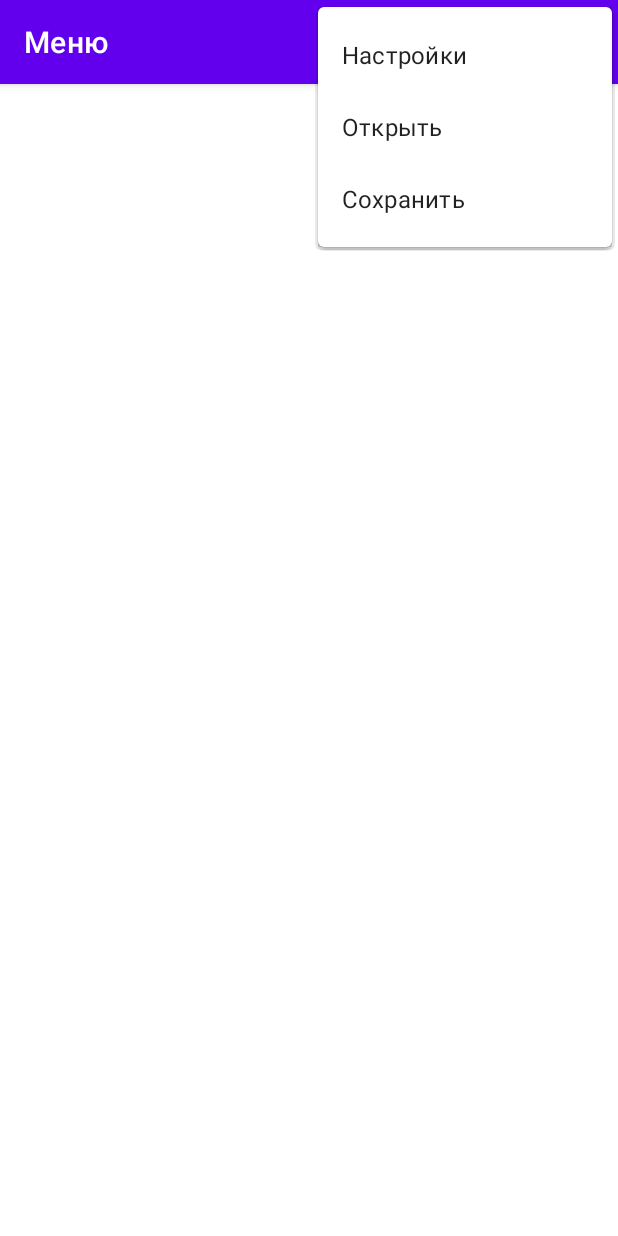
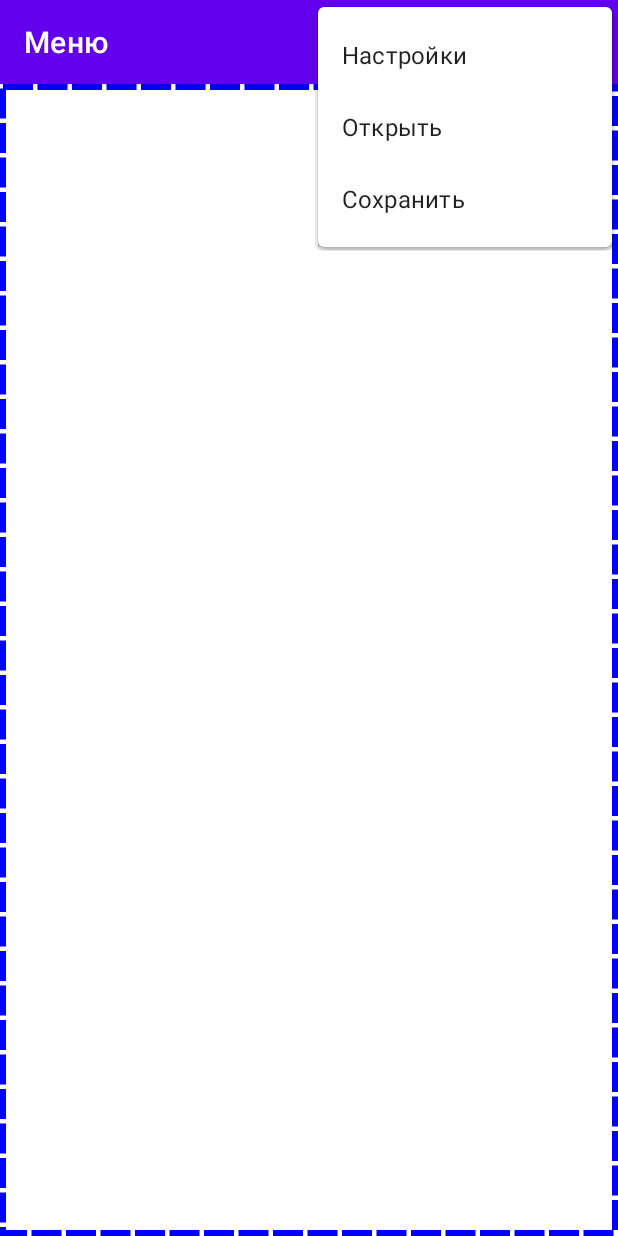
Before and after one commit to HeapGeap/PMD, an Android app: the MenuActivity screen opened directly, with no data from a screen before it, with the options menu open, on a phone screen of 412 x 824 dp. Run offline under Robolectric (Android 15) with nearby library versions, the phone set to English and light mode, and no system bars.

Commit message:
lab5 Shape

```diff
--- /dev/null
+++ b/app/src/main/res/drawable/rect.xml
@@ -0,0 +1,11 @@
+<?xml version="1.0" encoding="utf-8"?>
+<shape
+    xmlns:android="http://schemas.android.com/apk/res/android"
+    android:shape="rectangle">
+    <stroke
+        android:width="4dp"
+        android:color="#0000FF"
+        android:dashWidth="20dp"
+        android:dashGap="3dp">
+    </stroke>
+</shape>
--- /dev/null
+++ b/app/src/main/res/drawable/shape.xml
@@ -0,0 +1,10 @@
+<?xml version="1.0" encoding="utf-8"?>
+<shape
+    xmlns:android="http://schemas.android.com/apk/res/android"
+    android:shape="oval"
+    android:id = "@+id/ssshape">
+    <stroke
+        android:width="10dp"
+        android:color="#FFFFFF">
+    </stroke>
+</shape>
--- a/app/src/main/res/layout/activity_menu.xml
+++ b/app/src/main/res/layout/activity_menu.xml
@@ -3,7 +3,20 @@
     xmlns:app="http://schemas.android.com/apk/res-auto"
     xmlns:tools="http://schemas.android.com/tools"
     android:layout_width="match_parent"
+    android:id = "@+id/sshape"
     android:layout_height="match_parent"
     tools:context=".MenuActivity">
+<View
+    android:layout_width="wrap_content"
+    android:layout_height="wrap_content"
+    android:background ="@drawable/shape"
+    tools:ignore="MissingConstraints"/>
+
+    <View
+        android:layout_width="wrap_content"
+        android:layout_height="wrap_content"
+        android:background ="@drawable/rect"
+        tools:ignore="MissingConstraints"/>
+
 
 </androidx.constraintlayout.widget.ConstraintLayout>
```
Also changed, not shown: app/src/main/java/com/example/laba1/MenuActivity.java (+10 -0 lines).
